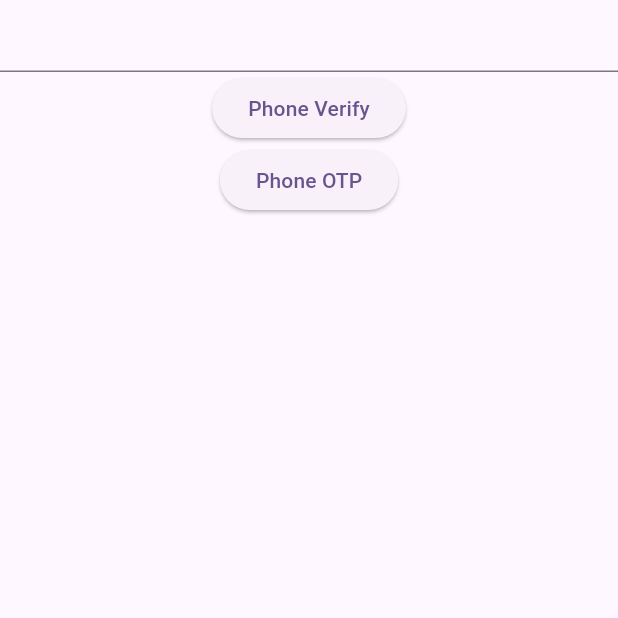
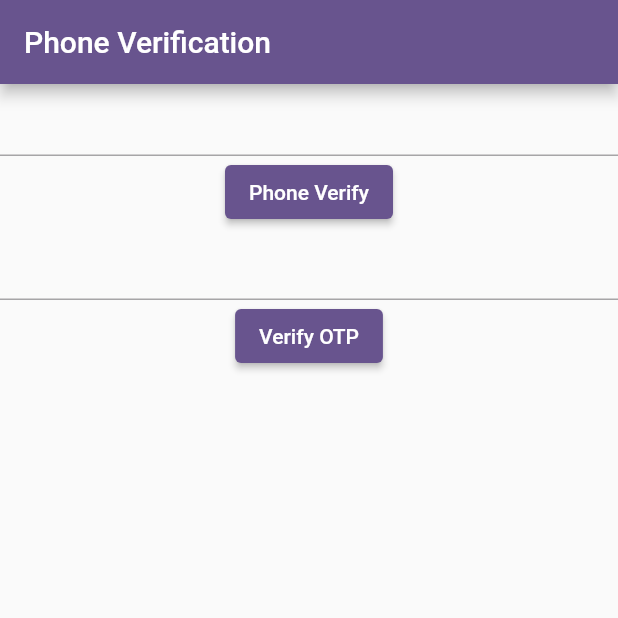
Before and after one commit to AnsarAli412/learn_firebase, a Flutter app: the screen it shows after launch, on a phone screen of 412 x 824 dp, the top half of it. Run offline on Flutter 3.47's test engine with Material 3 defaults, Android fonts, the phone set to English and light mode, and no system bars; our stand-ins replace firebase_auth, firebase_core, fluttertoast; accounts and stored records are empty.

Commit message:
add firebase auth

```diff
--- a/lib/main.dart
+++ b/lib/main.dart
@@ -18,7 +18,7 @@ class MyApp extends StatelessWidget {
       title: 'Flutter Demo',
       theme: ThemeData(
         colorScheme: ColorScheme.fromSeed(seedColor: Colors.deepPurple),
-        useMaterial3: true,
+        useMaterial3: false,
       ),
       home: PhoneAuthScreen(),
     );
--- a/lib/views/screens/auth/phone/phone_auth_screen.dart
+++ b/lib/views/screens/auth/phone/phone_auth_screen.dart
@@ -11,21 +11,23 @@ class PhoneAuthScreen extends StatefulWidget {
 class _PhoneAuthScreenState extends State<PhoneAuthScreen> {
   var phoneAuth = PhoneAuthController();
   TextEditingController otpController = TextEditingController();
+  TextEditingController numberController = TextEditingController();
   String verificationId = "";
 
   @override
   Widget build(BuildContext context) {
     return SafeArea(
       child: Scaffold(
+        appBar: AppBar(title: Text("Phone Verification"),),
         body: Column(
           children: [
             TextFormField(
-              controller: otpController,
+              controller: numberController,
             ),
             ElevatedButton(
                 onPressed: () async {
                   await phoneAuth
-                      .verifyPhoneNumber("1234567890")
+                      .verifyPhoneNumber(numberController.text)
                       .then((id) {
                  setState(() {
                    verificationId = id;
@@ -34,9 +36,12 @@ class _PhoneAuthScreenState extends State<PhoneAuthScreen> {
                 },
                 child: const Text("Phone Verify")),
 
+            TextFormField(
+              controller: otpController,
+            ),
             ElevatedButton(onPressed: (){
               phoneAuth.verifyOTP(verificationId, otpController.text);
-            }, child: const Text("Phone OTP")),
+            }, child: const Text("Verify OTP")),
           ],
         ),
       ),
--- a/pubspec.yaml
+++ b/pubspec.yaml
@@ -37,6 +37,7 @@ dependencies:
   cupertino_icons: ^1.0.6
   firebase_core: any
   firebase_auth: any
+  fluttertoast: any
 
 dev_dependencies:
   flutter_test:
```
Also changed, not shown: lib/controllers/auth/phone/phone_auth_controller.dart (+22 -9 lines), lib/views/screens/auth/phone/phone_auth_widgets.dart (added, +8 -0 lines), lib/views/utils/Colors.dart (added), pubspec.lock, 3 other files.
